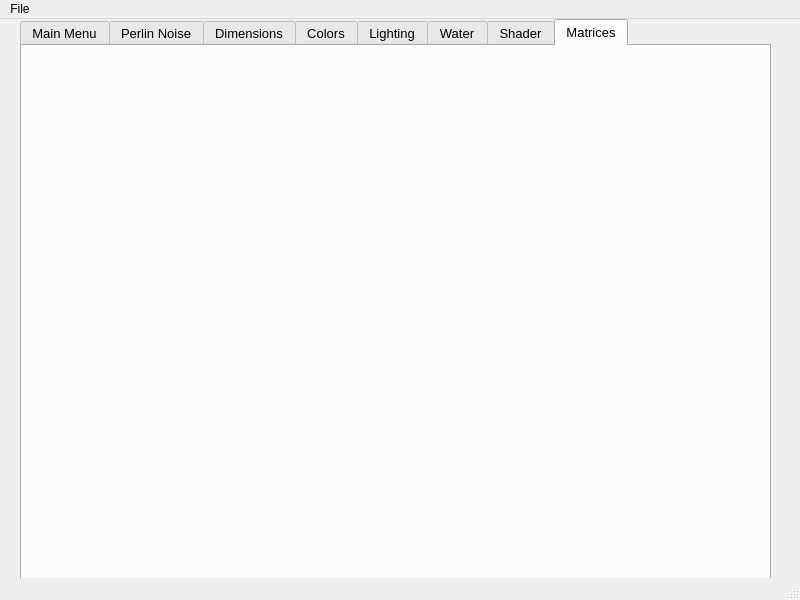
The window that pyqt5-gui/gui.ui (KatyT12/Random-3DTerrain-Generator) describes before a commit, drawn with Qt 5.
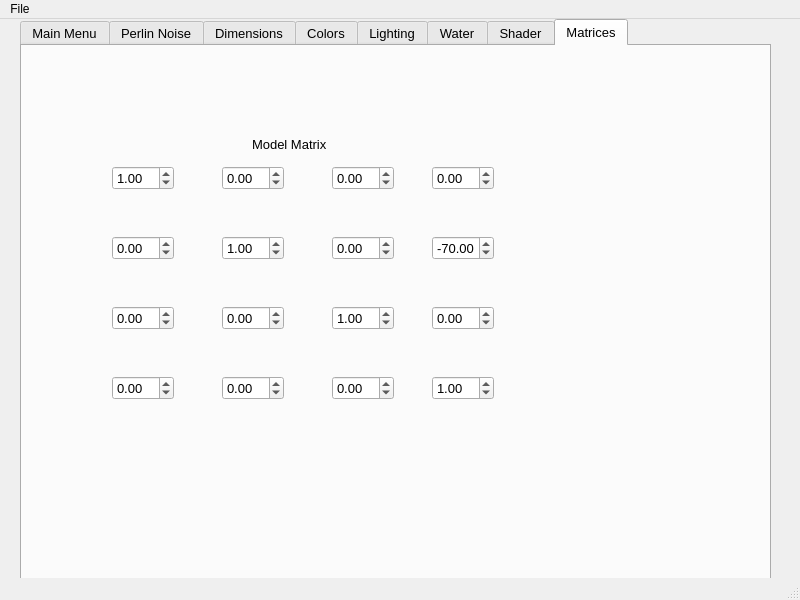
The same window after the commit. The open tabs and pages were chosen to show the change. Icons and pictures are not drawn.

Commit message: Can now enter model matrix in gui config aswell

```diff
--- a/pyqt5-gui/gui.ui
+++ b/pyqt5-gui/gui.ui
@@ -1544,6 +1544,290 @@
      <attribute name="title">
       <string>Matrices</string>
      </attribute>
+     <widget class="QDoubleSpinBox" name="model1">
+      <property name="geometry">
+       <rect>
+        <x>90</x>
+        <y>120</y>
+        <width>62</width>
+        <height>24</height>
+       </rect>
+      </property>
+      <property name="minimum">
+       <double>-1000.000000000000000</double>
+      </property>
+      <property name="maximum">
+       <double>1000.000000000000000</double>
+      </property>
+      <property name="value">
+       <double>1.000000000000000</double>
+      </property>
+     </widget>
+     <widget class="QDoubleSpinBox" name="model2">
+      <property name="geometry">
+       <rect>
+        <x>200</x>
+        <y>120</y>
+        <width>62</width>
+        <height>24</height>
+       </rect>
+      </property>
+      <property name="minimum">
+       <double>-1000.000000000000000</double>
+      </property>
+      <property name="maximum">
+       <double>1000.000000000000000</double>
+      </property>
+     </widget>
+     <widget class="QDoubleSpinBox" name="model3">
+      <property name="geometry">
+       <rect>
+        <x>310</x>
+        <y>120</y>
+        <width>62</width>
+        <height>24</height>
+       </rect>
+      </property>
+      <property name="minimum">
+       <double>-1000.000000000000000</double>
+      </property>
+      <property name="maximum">
+       <double>1000.000000000000000</double>
+      </property>
+     </widget>
+     <widget class="QDoubleSpinBox" name="model4">
+      <property name="geometry">
+       <rect>
+        <x>410</x>
+        <y>120</y>
+        <width>62</width>
+        <height>24</height>
+       </rect>
+      </property>
+      <property name="minimum">
+       <double>-1000.000000000000000</double>
+      </property>
+      <property name="maximum">
+       <double>1000.000000000000000</double>
+      </property>
+     </widget>
+     <widget class="QDoubleSpinBox" name="model5">
+      <property name="geometry">
+       <rect>
+        <x>90</x>
+        <y>190</y>
+        <width>62</width>
+        <height>24</height>
+       </rect>
+      </property>
+      <property name="minimum">
+       <double>-1000.000000000000000</double>
+      </property>
+      <property name="maximum">
+       <double>1000.000000000000000</double>
+      </property>
+     </widget>
+     <widget class="QDoubleSpinBox" name="model6">
+      <property name="geometry">
+       <rect>
+        <x>200</x>
+        <y>190</y>
+        <width>62</width>
+        <height>24</height>
+       </rect>
+      </property>
+      <property name="minimum">
+       <double>-1000.000000000000000</double>
+      </property>
+      <property name="maximum">
+       <double>1000.000000000000000</double>
+      </property>
+      <property name="value">
+       <double>1.000000000000000</double>
+      </property>
+     </widget>
+     <widget class="QDoubleSpinBox" name="model7">
+      <property name="geometry">
+       <rect>
+        <x>310</x>
+        <y>190</y>
+        <width>62</width>
+        <height>24</height>
+       </rect>
+      </property>
+      <property name="minimum">
+       <double>-1000.000000000000000</double>
+      </property>
+      <property name="maximum">
+       <double>1000.000000000000000</double>
+      </property>
+     </widget>
+     <widget class="QDoubleSpinBox" name="model8">
+      <property name="geometry">
+       <rect>
+        <x>410</x>
+        <y>190</y>
+        <width>62</width>
+        <height>24</height>
+       </rect>
+      </property>
+      <property name="minimum">
+       <double>-1000.000000000000000</double>
+      </property>
+      <property name="maximum">
+       <double>1000.000000000000000</double>
+      </property>
+      <property name="value">
+       <double>-70.000000000000000</double>
+      </property>
+     </widget>
+     <widget class="QDoubleSpinBox" name="model9">
+      <property name="geometry">
+       <rect>
+        <x>90</x>
+        <y>260</y>
+        <width>62</width>
+        <height>24</height>
+       </rect>
+      </property>
+      <property name="minimum">
+       <double>-1000.000000000000000</double>
+      </property>
+      <property name="maximum">
+       <double>1000.000000000000000</double>
+      </property>
+     </widget>
+     <widget class="QDoubleSpinBox" name="model10">
+      <property name="geometry">
+       <rect>
+        <x>200</x>
+        <y>260</y>
+        <width>62</width>
+        <height>24</height>
+       </rect>
+      </property>
+      <property name="minimum">
+       <double>-1000.000000000000000</double>
+      </property>
+      <property name="maximum">
+       <double>1000.000000000000000</double>
+      </property>
+     </widget>
+     <widget class="QDoubleSpinBox" name="model11">
+      <property name="geometry">
+       <rect>
+        <x>310</x>
+        <y>260</y>
+        <width>62</width>
+        <height>24</height>
+       </rect>
+      </property>
+      <property name="minimum">
+       <double>-1000.000000000000000</double>
+      </property>
+      <property name="maximum">
+       <double>1000.000000000000000</double>
+      </property>
+      <property name="value">
+       <double>1.000000000000000</double>
+      </property>
+     </widget>
+     <widget class="QDoubleSpinBox" name="model12">
+      <property name="geometry">
+       <rect>
+        <x>410</x>
+        <y>260</y>
+        <width>62</width>
+        <height>24</height>
+       </rect>
+      </property>
+      <property name="minimum">
+       <double>-1000.000000000000000</double>
+      </property>
+      <property name="maximum">
+       <double>1000.000000000000000</double>
+      </property>
+     </widget>
+     <widget class="QDoubleSpinBox" name="model13">
+      <property name="geometry">
+       <rect>
+        <x>90</x>
+        <y>330</y>
+        <width>62</width>
+        <height>24</height>
+       </rect>
+      </property>
+      <property name="minimum">
+       <double>-1000.000000000000000</double>
+      </property>
+      <property name="maximum">
+       <double>1000.000000000000000</double>
+      </property>
+     </widget>
+     <widget class="QDoubleSpinBox" name="model14">
+      <property name="geometry">
+       <rect>
+        <x>200</x>
+        <y>330</y>
+        <width>62</width>
+        <height>24</height>
+       </rect>
+      </property>
+      <property name="minimum">
+       <double>-1000.000000000000000</double>
+      </property>
+      <property name="maximum">
+       <double>1000.000000000000000</double>
+      </property>
+     </widget>
+     <widget class="QDoubleSpinBox" name="model15">
+      <property name="geometry">
+       <rect>
+        <x>310</x>
+        <y>330</y>
+        <width>62</width>
+        <height>24</height>
+       </rect>
+      </property>
+      <property name="minimum">
+       <double>-1000.000000000000000</double>
+      </property>
+      <property name="maximum">
+       <double>1000.000000000000000</double>
+      </property>
+     </widget>
+     <widget class="QDoubleSpinBox" name="model16">
+      <property name="geometry">
+       <rect>
+        <x>410</x>
+        <y>330</y>
+        <width>62</width>
+        <height>24</height>
+       </rect>
+      </property>
+      <property name="minimum">
+       <double>-1000.000000000000000</double>
+      </property>
+      <property name="maximum">
+       <double>1000.000000000000000</double>
+      </property>
+      <property name="value">
+       <double>1.000000000000000</double>
+      </property>
+     </widget>
+     <widget class="QLabel" name="label_2">
+      <property name="geometry">
+       <rect>
+        <x>230</x>
+        <y>90</y>
+        <width>91</width>
+        <height>16</height>
+       </rect>
+      </property>
+      <property name="text">
+       <string>Model Matrix</string>
+      </property>
+     </widget>
     </widget>
    </widget>
   </widget>
```
Left out of the diff: 14 changed lines with no effect on the pictures. The commit also changes 2 other files.
